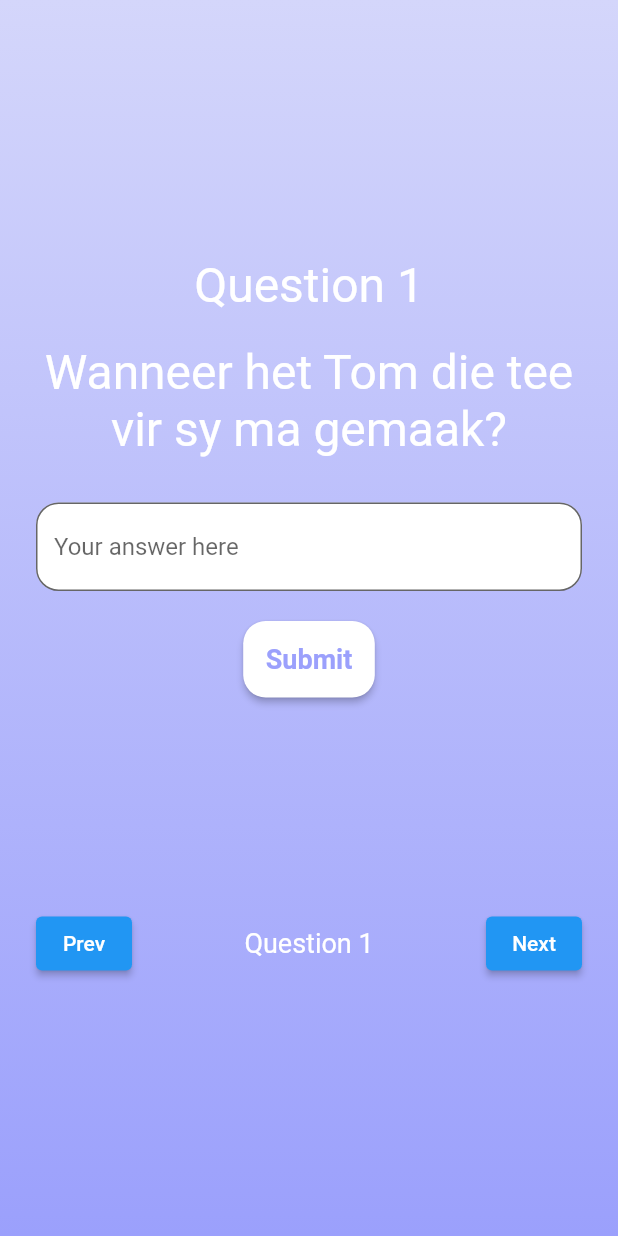
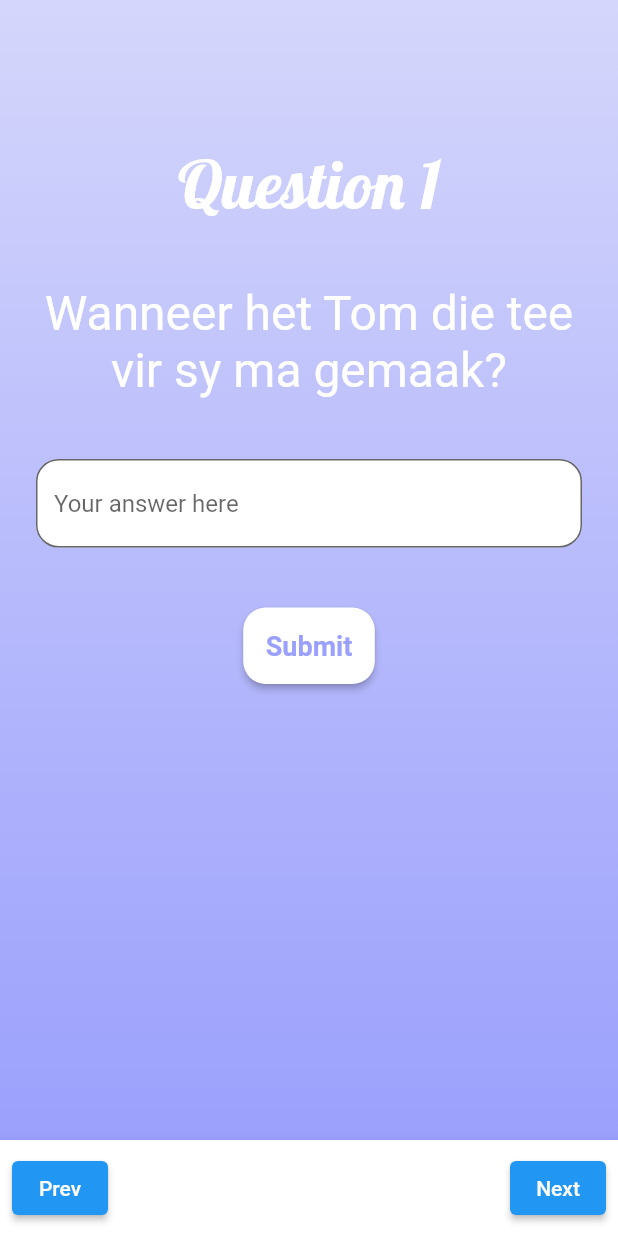
Before and after one commit to raees-wits/Praktyk, a Flutter app: the ShortAnswerQuestions screen opened directly, on a phone screen of 412 x 824 dp. Run offline on Flutter 3.47's test engine with Material 2 defaults, Android fonts, the phone set to English and light mode, and no system bars; our stand-ins replace bottom_navy_bar, cloud_firestore, firebase_core, fluttertoast; accounts and stored records are empty; Roboto replaces fonts that are missing (NunitoSans, Pacifico).

Commit message:
Updated sort answer questions

```diff
--- a/lib/screens/activity_short_answer.dart
+++ b/lib/screens/activity_short_answer.dart
@@ -1,5 +1,6 @@
 import 'package:flutter/material.dart';
 import 'package:flutter/services.dart';
+import 'dart:async'; // Import dart:async for Timer
 
 class ShortAnswerQuestions extends StatefulWidget {
   @override
@@ -11,6 +12,7 @@ class _ShortAnswerQuestionsState extends State<ShortAnswerQuestions> {
   int currentQuestionIndex = 0;
   String? feedback;
   bool? isCorrect;
+  double opacityLevel = 0.0; // Initial opacity level
 
   final List<String> questions = [
     "Wanneer het Tom die tee vir sy ma gemaak?",
@@ -40,6 +42,13 @@ class _ShortAnswerQuestionsState extends State<ShortAnswerQuestions> {
         feedback = "Incorrect! The correct answer is $correctAnswer";
         isCorrect = false;
       }
+      opacityLevel = 1.0; // Set opacity level to 1 to make the icon visible
+    });
+
+    Timer(Duration(seconds: 2), () {
+      setState(() {
+        opacityLevel = 0.0; // Set opacity level to 0 to hide the icon after 2 seconds
+      });
     });
   }
 
@@ -66,18 +75,19 @@ class _ShortAnswerQuestionsState extends State<ShortAnswerQuestions> {
           child: Padding(
             padding: const EdgeInsets.all(24.0),
             child: Column(
-              mainAxisAlignment: MainAxisAlignment.center,
+              mainAxisAlignment: MainAxisAlignment.start,
               children: [
+                SizedBox(height: 70),
                 Text(
                   "Question ${currentQuestionIndex + 1}",
                   style: TextStyle(
-                    fontFamily: 'Pacifico',
-                    fontSize: 32,
+                    fontFamily: 'Cursive',
+                    fontSize: 45,
                     color: Colors.white,
                   ),
                   textAlign: TextAlign.center,
                 ),
-                SizedBox(height: 20),
+                SizedBox(height: 40),
                 Text(
                   questions[currentQuestionIndex],
                   style: TextStyle(
@@ -87,7 +97,7 @@ class _ShortAnswerQuestionsState extends State<ShortAnswerQuestions> {
                   ),
                   textAlign: TextAlign.center,
                 ),
-                SizedBox(height: 30),
+                SizedBox(height: 40),
                 TextField(
                   controller: answerController,
                   decoration: InputDecoration(
@@ -99,21 +109,23 @@ class _ShortAnswerQuestionsState extends State<ShortAnswerQuestions> {
                     ),
                   ),
                 ),
-                SizedBox(height: 20),
+                SizedBox(height: 40),
                 ElevatedButton(
                   onPressed: submitAnswer,
                   style: ElevatedButton.styleFrom(
                     backgroundColor: Colors.white,
                     padding: EdgeInsets.all(15),
                     shape: RoundedRectangleBorder(
-                        borderRadius: BorderRadius.circular(15)),
+                      borderRadius: BorderRadius.circular(15),
+                    ),
                   ),
                   child: Text(
                     "Submit",
                     style: TextStyle(
                       color: Color(0xFF9ba0fc),
                       fontSize: 18,
-                        fontWeight: FontWeight.bold),
+                      fontWeight: FontWeight.bold,
+                    ),
                   ),
                 ),
                 if (feedback != null)
@@ -127,10 +139,27 @@ class _ShortAnswerQuestionsState extends State<ShortAnswerQuestions> {
                           fontSize: 18,
                         ),
                       ),
+                      SizedBox(height: 20),
+                      AnimatedOpacity(
+                        opacity: opacityLevel,
+                        duration: Duration(seconds: 1),
+                        child: Icon(
+                          isCorrect! ? Icons.check : Icons.close,
+                          color: isCorrect! ? Colors.green : Colors.red,
+                          size: 30,
+                        ),
+                      ),
                     ],
                   ),
-                SizedBox(height: 140),
-                Row(
+              ],
+            ),
+          ),
+        ),
+      ),
+      bottomNavigationBar: BottomAppBar(
+        child: Padding(
+          padding: const EdgeInsets.all(8.0),
+          child: Row(
             mainAxisAlignment: MainAxisAlignment.spaceBetween,
             children: [
               ElevatedButton(
@@ -162,9 +191,6 @@ class _ShortAnswerQuestionsState extends State<ShortAnswerQuestions> {
               ),
             ],
           ),
-              ],
-            ),
-          ),
         ),
       ),
     );
```
Lines whose indentation alone changed are shown as unchanged.
